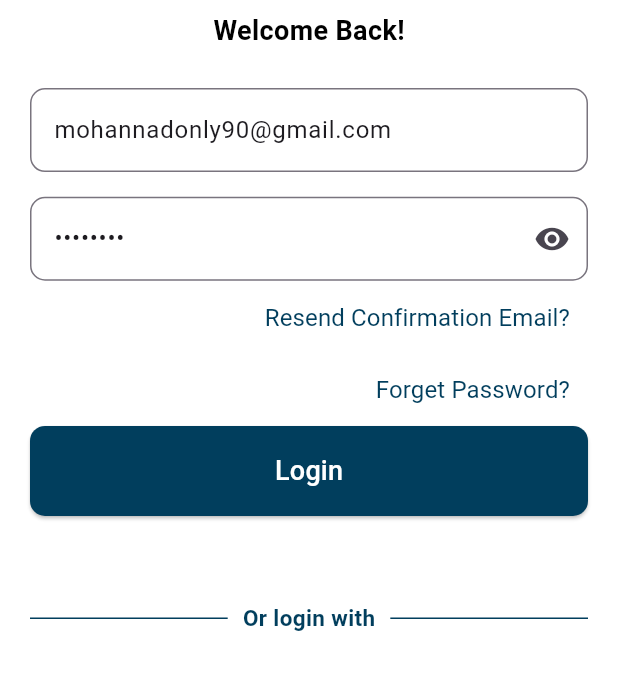
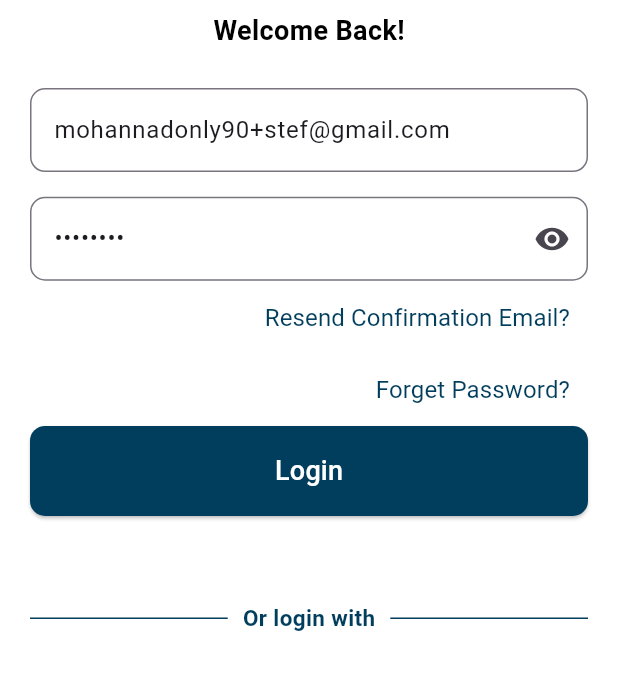
Before and after one commit to mohannad00/Aspire-Hire, a Flutter app: the LoginScreen screen opened directly, after a tap on the "login" icon, on a phone screen of 412 x 824 dp, the part 207-884 px from its top. Run offline on Flutter 3.47's test engine with Material 3 defaults, Android fonts, the phone set to English and light mode, and no system bars; our stand-ins replace bloc, dio, equatable, file_picker, flutter_bloc, flutter_screenutil and 3 more; accounts and stored records are empty; network calls fail.

Commit message:
edited floationg action button

```diff
--- a/aspirehire/lib/features/auth/login/LoginScreen.dart
+++ b/aspirehire/lib/features/auth/login/LoginScreen.dart
@@ -46,7 +46,7 @@ class _LoginScreenState extends State<LoginScreen> {
         onPressed: () {
           // Fill in the login credentials
           setState(() {
-            _usernameController.text = 'mohannadonly90@gmail.com';
+            _usernameController.text = 'mohannadonly90+stef@gmail.com';
             _passwordController.text = 'Mm123123';
           });
         },
```
